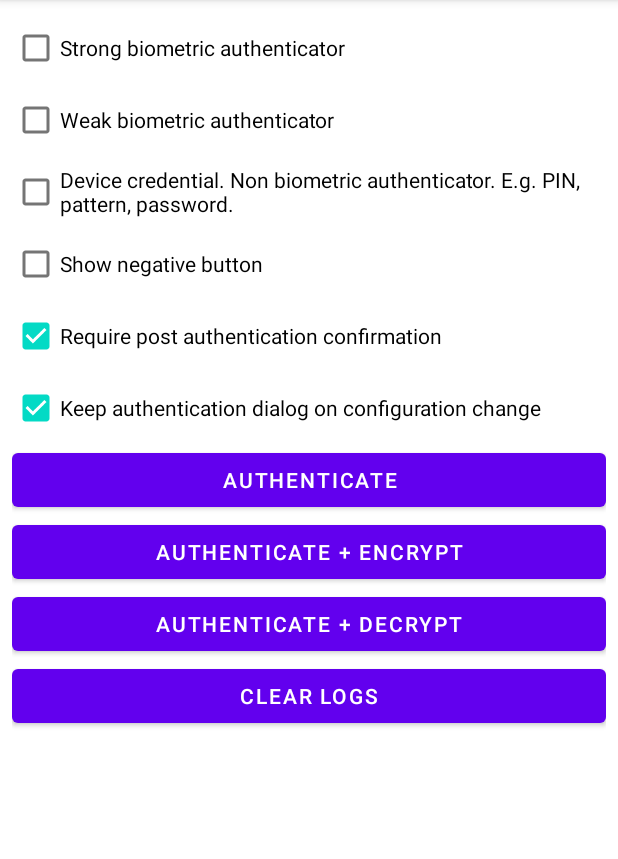
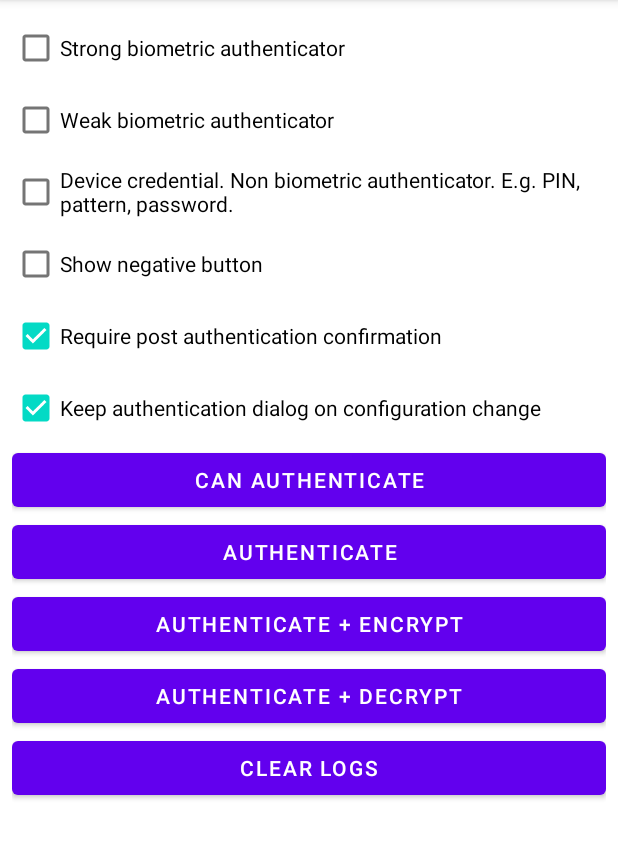
Before and after one commit to husaynhakeem/android-playground, an Android app: the screen it shows after launch (MainActivity), on a phone screen of 412 x 824 dp, the part 84-943 px from its top. Run offline under Robolectric (Android 15) with nearby library versions, the phone set to English and light mode, and no system bars.

Commit message:
Map UI layout authentication options to methods in MainActivity

```diff
--- a/BiometricSample/app/build.gradle
+++ b/BiometricSample/app/build.gradle
@@ -1,6 +1,7 @@
 plugins {
     id "com.android.application"
     id "kotlin-android"
+    id "kotlin-android-extensions"
 }
 
 android {
--- a/BiometricSample/app/src/main/res/layout/layout_authenticate.xml
+++ b/BiometricSample/app/src/main/res/layout/layout_authenticate.xml
@@ -6,20 +6,26 @@
     android:orientation="vertical">
 
     <com.google.android.material.button.MaterialButton
+        android:id="@+id/canAuthenticate"
+        android:layout_width="match_parent"
+        android:layout_height="wrap_content"
+        android:text="@string/can_authenticate" />
+
+    <com.google.android.material.button.MaterialButton
         android:id="@+id/authenticate"
         android:layout_width="match_parent"
         android:layout_height="wrap_content"
         android:text="@string/authenticate" />
 
     <com.google.android.material.button.MaterialButton
-        android:id="@+id/authenticate_encrypt"
+        android:id="@+id/authenticateEncrypt"
         android:layout_width="match_parent"
         android:layout_height="wrap_content"
         android:text="@string/authenticate_encrypt"
         app:layout_constraintTop_toTopOf="parent" />
 
     <com.google.android.material.button.MaterialButton
-        android:id="@+id/authenticate_decrypt"
+        android:id="@+id/authenticateDecrypt"
         android:layout_width="match_parent"
         android:layout_height="wrap_content"
         android:text="@string/authenticate_decrypt" />
--- a/BiometricSample/app/src/main/res/layout/layout_authentication_confirmation.xml
+++ b/BiometricSample/app/src/main/res/layout/layout_authentication_confirmation.xml
@@ -1,6 +1,6 @@
 <?xml version="1.0" encoding="utf-8"?>
 <com.google.android.material.checkbox.MaterialCheckBox xmlns:android="http://schemas.android.com/apk/res/android"
-    android:id="@+id/authentication_confirmation"
+    android:id="@+id/authenticationConfirmation"
     android:layout_width="match_parent"
     android:layout_height="wrap_content"
     android:checked="true"
--- a/BiometricSample/app/src/main/res/layout/layout_authenticator_types.xml
+++ b/BiometricSample/app/src/main/res/layout/layout_authenticator_types.xml
@@ -5,19 +5,19 @@
     android:orientation="vertical">
 
     <com.google.android.material.checkbox.MaterialCheckBox
-        android:id="@+id/authenticator_strong"
+        android:id="@+id/authenticatorStrong"
         android:layout_width="match_parent"
         android:layout_height="wrap_content"
         android:text="@string/authenticator_strong" />
 
     <com.google.android.material.checkbox.MaterialCheckBox
-        android:id="@+id/authenticator_weak"
+        android:id="@+id/authenticatorWeak"
         android:layout_width="match_parent"
         android:layout_height="wrap_content"
         android:text="@string/authenticator_weak" />
 
     <com.google.android.material.checkbox.MaterialCheckBox
-        android:id="@+id/authenticator_device_credential"
+        android:id="@+id/authenticatorDeviceCredential"
         android:layout_width="match_parent"
         android:layout_height="wrap_content"
         android:text="@string/authenticator_device_credential" />
--- a/BiometricSample/app/src/main/res/layout/layout_configuration_change.xml
+++ b/BiometricSample/app/src/main/res/layout/layout_configuration_change.xml
@@ -1,6 +1,6 @@
 <?xml version="1.0" encoding="utf-8"?>
 <com.google.android.material.checkbox.MaterialCheckBox xmlns:android="http://schemas.android.com/apk/res/android"
-    android:id="@+id/configuration_change"
+    android:id="@+id/configurationChange"
     android:layout_width="match_parent"
     android:layout_height="wrap_content"
     android:checked="true"
--- a/BiometricSample/app/src/main/res/layout/layout_negative_button.xml
+++ b/BiometricSample/app/src/main/res/layout/layout_negative_button.xml
@@ -1,6 +1,6 @@
 <?xml version="1.0" encoding="utf-8"?>
 <com.google.android.material.checkbox.MaterialCheckBox xmlns:android="http://schemas.android.com/apk/res/android"
-    android:id="@+id/negative_button"
+    android:id="@+id/negativeButton"
     android:layout_width="match_parent"
     android:layout_height="wrap_content"
     android:text="@string/negative_button_show" />
--- a/BiometricSample/app/src/main/res/values/strings.xml
+++ b/BiometricSample/app/src/main/res/values/strings.xml
@@ -10,4 +10,5 @@
     <string name="authenticate_decrypt">Authenticate + Decrypt</string>
     <string name="authenticate">Authenticate</string>
     <string name="clear_logs">Clear logs</string>
+    <string name="can_authenticate">Can authenticate</string>
 </resources>
```
Also changed, not shown: BiometricSample/app/src/main/java/com/husaynhakeem/biometricsample/AuthenticatorType.kt (added, +15 -0 lines), BiometricSample/app/src/main/java/com/husaynhakeem/biometricsample/MainActivity.kt (+45 -9 lines).
